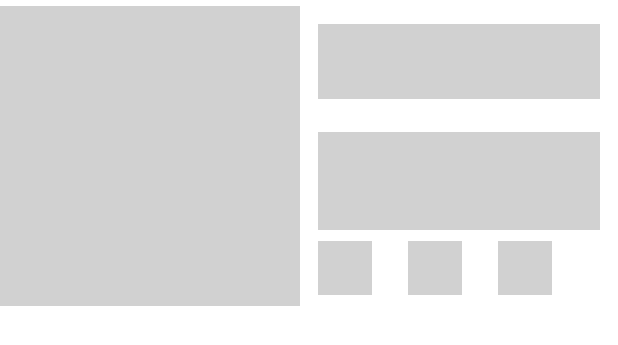
After one commit to BcanGRG/FoodyRecipe, an Android app: the layout placeholdr_row_layout.xml on its own in the app's theme, with its tools: preview values and no code run, on a phone screen of 412 x 824 dp. The commit adds this screen. Shown: the top 345 px of the screen. Run offline under Robolectric (Android 15) with nearby library versions, the phone set to English and light mode, and no system bars; Roboto replaces fonts that are not available here.

Commit message:
created shimmer placeholder layout and added shimmer layout to shimmer recyclerview

```diff
--- a/app/src/main/res/layout/fragment_recipes.xml
+++ b/app/src/main/res/layout/fragment_recipes.xml
@@ -7,7 +7,7 @@
     android:background="@color/lightGray"
     tools:context=".RecipesFragment">
 
-    <androidx.recyclerview.widget.RecyclerView
+    <com.todkars.shimmer.ShimmerRecyclerView
         android:id="@+id/recyclerView"
         android:layout_width="0dp"
         android:layout_height="0dp"
@@ -19,7 +19,9 @@
         app:layout_constraintHorizontal_bias="0.0"
         app:layout_constraintStart_toStartOf="parent"
         app:layout_constraintTop_toTopOf="parent"
-        app:layout_constraintVertical_bias="0.0" />
+        app:layout_constraintVertical_bias="0.0"
+        app:shimmer_recycler_item_count="5"
+        app:shimmer_recycler_layout="@layout/placeholdr_row_layout" />
 
     <com.google.android.material.floatingactionbutton.FloatingActionButton
         android:id="@+id/floatingActionButton"
--- /dev/null
+++ b/app/src/main/res/layout/placeholdr_row_layout.xml
@@ -0,0 +1,71 @@
+<?xml version="1.0" encoding="utf-8"?>
+<androidx.constraintlayout.widget.ConstraintLayout xmlns:android="http://schemas.android.com/apk/res/android"
+    xmlns:app="http://schemas.android.com/apk/res-auto"
+    xmlns:tools="http://schemas.android.com/tools"
+    android:layout_width="match_parent"
+    android:layout_height="200dp"
+    android:layout_marginTop="4dp"
+    android:layout_marginBottom="4dp">
+
+    <View
+        android:id="@+id/view"
+        android:layout_width="200dp"
+        android:layout_height="wrap_content"
+        android:background="@color/mediumGray"
+        app:layout_constraintBottom_toBottomOf="parent"
+        app:layout_constraintStart_toStartOf="parent"
+        app:layout_constraintTop_toTopOf="parent" />
+
+    <View
+        android:id="@+id/view2"
+        android:layout_width="0dp"
+        android:layout_height="50dp"
+        android:layout_marginStart="12dp"
+        android:layout_marginTop="12dp"
+        android:layout_marginEnd="12dp"
+        android:background="@color/mediumGray"
+        app:layout_constraintEnd_toEndOf="parent"
+        app:layout_constraintStart_toEndOf="@+id/view"
+        app:layout_constraintTop_toTopOf="parent" />
+
+    <View
+        android:id="@+id/view3"
+        android:layout_width="0dp"
+        android:layout_height="65dp"
+        android:layout_marginTop="22dp"
+        android:background="@color/mediumGray"
+        app:layout_constraintEnd_toEndOf="@+id/view2"
+        app:layout_constraintStart_toStartOf="@+id/view2"
+        app:layout_constraintTop_toBottomOf="@+id/view2" />
+
+    <View
+        android:id="@+id/view4"
+        android:layout_width="36dp"
+        android:layout_height="36dp"
+        android:layout_marginTop="12dp"
+        android:layout_marginBottom="12dp"
+        android:background="@color/mediumGray"
+        app:layout_constraintBottom_toBottomOf="parent"
+        app:layout_constraintStart_toStartOf="@+id/view3"
+        app:layout_constraintTop_toBottomOf="@+id/view3" />
+
+    <View
+        android:id="@+id/view5"
+        android:layout_width="36dp"
+        android:layout_height="36dp"
+        android:layout_marginStart="24dp"
+        android:background="@color/mediumGray"
+        app:layout_constraintStart_toEndOf="@+id/view4"
+        app:layout_constraintTop_toTopOf="@+id/view4" />
+
+    <View
+        android:id="@+id/view6"
+        android:layout_width="36dp"
+        android:layout_height="36dp"
+        android:layout_marginStart="24dp"
+        android:background="@color/mediumGray"
+        app:layout_constraintStart_toEndOf="@+id/view5"
+        app:layout_constraintTop_toTopOf="@+id/view5" />
+
+
+</androidx.constraintlayout.widget.ConstraintLayout>
```
